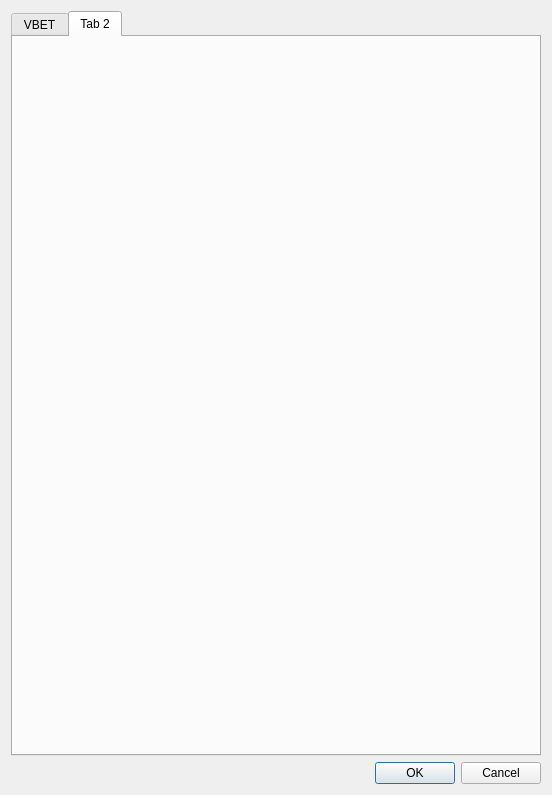
First picture: the form in project_builder_dialog_base.ui, repository Riverscapes/project-builder-qgis-plugin, before the edit.
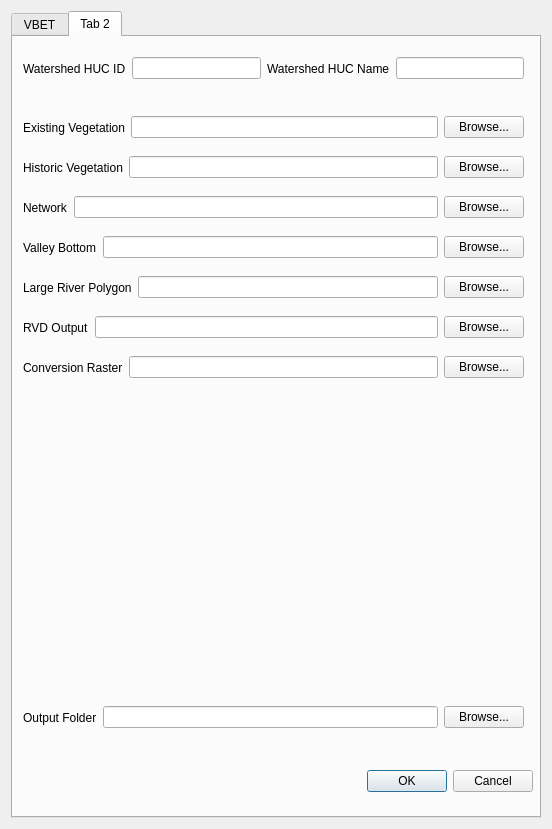
Second picture: the form after the edit. The open tabs and pages were chosen to show the change.

Commit message: working on RVD project builder

The edit to the form file:
```diff
--- a/project_builder_dialog_base.ui
+++ b/project_builder_dialog_base.ui
@@ -7,7 +7,7 @@
     <x>0</x>
     <y>0</y>
     <width>552</width>
-    <height>795</height>
+    <height>829</height>
    </rect>
   </property>
   <property name="windowTitle">
@@ -656,41 +656,575 @@
         </item>
        </layout>
       </widget>
-      <zorder>horizontalLayoutWidget_3</zorder>
-      <zorder>chkMoveFiles</zorder>
-      <zorder>horizontalLayoutWidget_4</zorder>
-      <zorder>horizontalLayoutWidget_5</zorder>
-      <zorder>horizontalLayoutWidget_2</zorder>
-      <zorder>horizontalLayoutWidget</zorder>
-      <zorder>horizontalLayoutWidget_6</zorder>
-      <zorder>horizontalLayoutWidget_7</zorder>
-      <zorder>horizontalLayoutWidget_8</zorder>
-      <zorder>labelUOut</zorder>
-      <zorder>horizontalLayoutWidget_9</zorder>
+      <widget class="QDialogButtonBox" name="btnBox">
+       <property name="geometry">
+        <rect>
+         <x>-10</x>
+         <y>720</y>
+         <width>530</width>
+         <height>28</height>
+        </rect>
+       </property>
+       <property name="sizePolicy">
+        <sizepolicy hsizetype="Expanding" vsizetype="Fixed">
+         <horstretch>0</horstretch>
+         <verstretch>0</verstretch>
+        </sizepolicy>
+       </property>
+       <property name="orientation">
+        <enum>Qt::Horizontal</enum>
+       </property>
+       <property name="standardButtons">
+        <set>QDialogButtonBox::Cancel|QDialogButtonBox::Ok</set>
+       </property>
+      </widget>
      </widget>
      <widget class="QWidget" name="tabTool2">
       <attribute name="title">
        <string>Tab 2</string>
       </attribute>
+      <widget class="QWidget" name="horizontalLayoutWidget_10">
+       <property name="geometry">
+        <rect>
+         <x>10</x>
+         <y>10</y>
+         <width>501</width>
+         <height>43</height>
+        </rect>
+       </property>
+       <layout class="QHBoxLayout" name="horizontalLayout_11">
+        <item>
+         <widget class="QLabel" name="labelHUCID_2">
+          <property name="text">
+           <string>Watershed HUC ID</string>
+          </property>
+         </widget>
+        </item>
+        <item>
+         <widget class="QLineEdit" name="txtHUCID_2"/>
+        </item>
+        <item>
+         <widget class="QLabel" name="labelHUCName_2">
+          <property name="text">
+           <string>Watershed HUC Name</string>
+          </property>
+         </widget>
+        </item>
+        <item>
+         <widget class="QLineEdit" name="txtHUCName_2"/>
+        </item>
+       </layout>
+      </widget>
+      <widget class="QWidget" name="horizontalLayoutWidget_11">
+       <property name="geometry">
+        <rect>
+         <x>10</x>
+         <y>70</y>
+         <width>501</width>
+         <height>41</height>
+        </rect>
+       </property>
+       <layout class="QHBoxLayout" name="horizontalLayout_6">
+        <item>
+         <widget class="QLabel" name="labelExVeg">
+          <property name="minimumSize">
+           <size>
+            <width>0</width>
+            <height>0</height>
+           </size>
+          </property>
+          <property name="text">
+           <string>Existing Vegetation</string>
+          </property>
+         </widget>
+        </item>
+        <item>
+         <widget class="QLineEdit" name="txtExVeg">
+          <property name="sizePolicy">
+           <sizepolicy hsizetype="Expanding" vsizetype="Fixed">
+            <horstretch>0</horstretch>
+            <verstretch>0</verstretch>
+           </sizepolicy>
+          </property>
+          <property name="minimumSize">
+           <size>
+            <width>0</width>
+            <height>0</height>
+           </size>
+          </property>
+          <property name="baseSize">
+           <size>
+            <width>0</width>
+            <height>0</height>
+           </size>
+          </property>
+         </widget>
+        </item>
+        <item>
+         <widget class="QPushButton" name="btnBrowseExVeg">
+          <property name="minimumSize">
+           <size>
+            <width>0</width>
+            <height>0</height>
+           </size>
+          </property>
+          <property name="text">
+           <string>Browse...</string>
+          </property>
+         </widget>
+        </item>
+       </layout>
+      </widget>
+      <widget class="QWidget" name="horizontalLayoutWidget_12">
+       <property name="geometry">
+        <rect>
+         <x>10</x>
+         <y>110</y>
+         <width>501</width>
+         <height>41</height>
+        </rect>
+       </property>
+       <layout class="QHBoxLayout" name="horizontalLayout_12">
+        <item>
+         <widget class="QLabel" name="labelHistVeg">
+          <property name="minimumSize">
+           <size>
+            <width>0</width>
+            <height>0</height>
+           </size>
+          </property>
+          <property name="text">
+           <string>Historic Vegetation</string>
+          </property>
+         </widget>
+        </item>
+        <item>
+         <widget class="QLineEdit" name="txtHistVeg">
+          <property name="sizePolicy">
+           <sizepolicy hsizetype="Expanding" vsizetype="Fixed">
+            <horstretch>0</horstretch>
+            <verstretch>0</verstretch>
+           </sizepolicy>
+          </property>
+          <property name="minimumSize">
+           <size>
+            <width>0</width>
+            <height>0</height>
+           </size>
+          </property>
+          <property name="baseSize">
+           <size>
+            <width>0</width>
+            <height>0</height>
+           </size>
+          </property>
+         </widget>
+        </item>
+        <item>
+         <widget class="QPushButton" name="btnBrowseHistVeg">
+          <property name="minimumSize">
+           <size>
+            <width>0</width>
+            <height>0</height>
+           </size>
+          </property>
+          <property name="text">
+           <string>Browse...</string>
+          </property>
+         </widget>
+        </item>
+       </layout>
+      </widget>
+      <widget class="QWidget" name="horizontalLayoutWidget_13">
+       <property name="geometry">
+        <rect>
+         <x>10</x>
+         <y>150</y>
+         <width>501</width>
+         <height>41</height>
+        </rect>
+       </property>
+       <layout class="QHBoxLayout" name="horizontalLayout_13">
+        <item>
+         <widget class="QLabel" name="labelNetwork2">
+          <property name="minimumSize">
+           <size>
+            <width>0</width>
+            <height>0</height>
+           </size>
+          </property>
+          <property name="text">
+           <string>Network</string>
+          </property>
+         </widget>
+        </item>
+        <item>
+         <widget class="QLineEdit" name="txtNetwork2">
+          <property name="sizePolicy">
+           <sizepolicy hsizetype="Expanding" vsizetype="Fixed">
+            <horstretch>0</horstretch>
+            <verstretch>0</verstretch>
+           </sizepolicy>
+          </property>
+          <property name="minimumSize">
+           <size>
+            <width>0</width>
+            <height>0</height>
+           </size>
+          </property>
+          <property name="baseSize">
+           <size>
+            <width>0</width>
+            <height>0</height>
+           </size>
+          </property>
+         </widget>
+        </item>
+        <item>
+         <widget class="QPushButton" name="btnBrowseNetwork2">
+          <property name="minimumSize">
+           <size>
+            <width>0</width>
+            <height>0</height>
+           </size>
+          </property>
+          <property name="text">
+           <string>Browse...</string>
+          </property>
+         </widget>
+        </item>
+       </layout>
+      </widget>
+      <widget class="QWidget" name="horizontalLayoutWidget_14">
+       <property name="geometry">
+        <rect>
+         <x>10</x>
+         <y>190</y>
+         <width>501</width>
+         <height>41</height>
+        </rect>
+       </property>
+       <layout class="QHBoxLayout" name="horizontalLayout_14">
+        <item>
+         <widget class="QLabel" name="labelValley">
+          <property name="minimumSize">
+           <size>
+            <width>0</width>
+            <height>0</height>
+           </size>
+          </property>
+          <property name="text">
+           <string>Valley Bottom</string>
+          </property>
+         </widget>
+        </item>
+        <item>
+         <widget class="QLineEdit" name="txtValley">
+          <property name="sizePolicy">
+           <sizepolicy hsizetype="Expanding" vsizetype="Fixed">
+            <horstretch>0</horstretch>
+            <verstretch>0</verstretch>
+           </sizepolicy>
+          </property>
+          <property name="minimumSize">
+           <size>
+            <width>0</width>
+            <height>0</height>
+           </size>
+          </property>
+          <property name="baseSize">
+           <size>
+            <width>0</width>
+            <height>0</height>
+           </size>
+          </property>
+         </widget>
+        </item>
+        <item>
+         <widget class="QPushButton" name="btnBrowseValley">
+          <property name="minimumSize">
+           <size>
+            <width>0</width>
+            <height>0</height>
+           </size>
+          </property>
+          <property name="text">
+           <string>Browse...</string>
+          </property>
+         </widget>
+        </item>
+       </layout>
+      </widget>
+      <widget class="QWidget" name="horizontalLayoutWidget_15">
+       <property name="geometry">
+        <rect>
+         <x>10</x>
+         <y>230</y>
+         <width>501</width>
+         <height>41</height>
+        </rect>
+       </property>
+       <layout class="QHBoxLayout" name="horizontalLayout_15">
+        <item>
+         <widget class="QLabel" name="labelLRP">
+          <property name="minimumSize">
+           <size>
+            <width>0</width>
+            <height>0</height>
+           </size>
+          </property>
+          <property name="text">
+           <string>Large River Polygon</string>
+          </property>
+         </widget>
+        </item>
+        <item>
+         <widget class="QLineEdit" name="txtLRP">
+          <property name="sizePolicy">
+           <sizepolicy hsizetype="Expanding" vsizetype="Fixed">
+            <horstretch>0</horstretch>
+            <verstretch>0</verstretch>
+           </sizepolicy>
+          </property>
+          <property name="minimumSize">
+           <size>
+            <width>0</width>
+            <height>0</height>
+           </size>
+          </property>
+          <property name="baseSize">
+           <size>
+            <width>0</width>
+            <height>0</height>
+           </size>
+          </property>
+         </widget>
+        </item>
+        <item>
+         <widget class="QPushButton" name="btnBrowseLRP">
+          <property name="minimumSize">
+           <size>
+            <width>0</width>
+            <height>0</height>
+           </size>
+          </property>
+          <property name="text">
+           <string>Browse...</string>
+          </property>
+         </widget>
+        </item>
+       </layout>
+      </widget>
+      <widget class="QWidget" name="horizontalLayoutWidget_16">
+       <property name="geometry">
+        <rect>
+         <x>10</x>
+         <y>660</y>
+         <width>501</width>
+         <height>41</height>
+        </rect>
+       </property>
+       <layout class="QHBoxLayout" name="horizontalLayout_16">
+        <item>
+         <widget class="QLabel" name="labelOutputFolder_2">
+          <property name="minimumSize">
+           <size>
+            <width>0</width>
+            <height>0</height>
+           </size>
+          </property>
+          <property name="text">
+           <string>Output Folder</string>
+          </property>
+         </widget>
+        </item>
+        <item>
+         <widget class="QLineEdit" name="txtOutputFolder_2">
+          <property name="minimumSize">
+           <size>
+            <width>0</width>
+            <height>0</height>
+           </size>
+          </property>
+          <property name="baseSize">
+           <size>
+            <width>0</width>
+            <height>0</height>
+           </size>
+          </property>
+         </widget>
+        </item>
+        <item>
+         <widget class="QPushButton" name="btnBrowseOutputFolder_2">
+          <property name="minimumSize">
+           <size>
+            <width>0</width>
+            <height>0</height>
+           </size>
+          </property>
+          <property name="text">
+           <string>Browse...</string>
+          </property>
+         </widget>
+        </item>
+       </layout>
+      </widget>
+      <widget class="QDialogButtonBox" name="btnBox_2">
+       <property name="geometry">
+        <rect>
+         <x>-10</x>
+         <y>730</y>
+         <width>530</width>
+         <height>28</height>
+        </rect>
+       </property>
+       <property name="sizePolicy">
+        <sizepolicy hsizetype="Expanding" vsizetype="Fixed">
+         <horstretch>0</horstretch>
+         <verstretch>0</verstretch>
+        </sizepolicy>
+       </property>
+       <property name="orientation">
+        <enum>Qt::Horizontal</enum>
+       </property>
+       <property name="standardButtons">
+        <set>QDialogButtonBox::Cancel|QDialogButtonBox::Ok</set>
+       </property>
+      </widget>
+      <widget class="QWidget" name="horizontalLayoutWidget_17">
+       <property name="geometry">
+        <rect>
+         <x>10</x>
+         <y>270</y>
+         <width>501</width>
+         <height>41</height>
+        </rect>
+       </property>
+       <layout class="QHBoxLayout" name="horizontalLayout_17">
+        <item>
+         <widget class="QLabel" name="labelRVD">
+          <property name="minimumSize">
+           <size>
+            <width>0</width>
+            <height>0</height>
+           </size>
+          </property>
+          <property name="text">
+           <string>RVD Output</string>
+          </property>
+         </widget>
+        </item>
+        <item>
+         <widget class="QLineEdit" name="txtRVD">
+          <property name="sizePolicy">
+           <sizepolicy hsizetype="Expanding" vsizetype="Fixed">
+            <horstretch>0</horstretch>
+            <verstretch>0</verstretch>
+           </sizepolicy>
+          </property>
+          <property name="minimumSize">
+           <size>
+            <width>0</width>
+            <height>0</height>
+           </size>
+          </property>
+          <property name="baseSize">
+           <size>
+            <width>0</width>
+            <height>0</height>
+           </size>
+          </property>
+         </widget>
+        </item>
+        <item>
+         <widget class="QPushButton" name="btnBrowseRVD">
+          <property name="minimumSize">
+           <size>
+            <width>0</width>
+            <height>0</height>
+           </size>
+          </property>
+          <property name="text">
+           <string>Browse...</string>
+          </property>
+         </widget>
+        </item>
+       </layout>
+      </widget>
+      <widget class="QWidget" name="horizontalLayoutWidget_18">
+       <property name="geometry">
+        <rect>
+         <x>10</x>
+         <y>310</y>
+         <width>501</width>
+         <height>41</height>
+        </rect>
+       </property>
+       <layout class="QHBoxLayout" name="horizontalLayout_18">
+        <item>
+         <widget class="QLabel" name="labelConversion">
+          <property name="minimumSize">
+           <size>
+            <width>0</width>
+            <height>0</height>
+           </size>
+          </property>
+          <property name="text">
+           <string>Conversion Raster</string>
+          </property>
+         </widget>
+        </item>
+        <item>
+         <widget class="QLineEdit" name="txtConversion">
+          <property name="sizePolicy">
+           <sizepolicy hsizetype="Expanding" vsizetype="Fixed">
+            <horstretch>0</horstretch>
+            <verstretch>0</verstretch>
+           </sizepolicy>
+          </property>
+          <property name="minimumSize">
+           <size>
+            <width>0</width>
+            <height>0</height>
+           </size>
+          </property>
+          <property name="baseSize">
+           <size>
+            <width>0</width>
+            <height>0</height>
+           </size>
+          </property>
+         </widget>
+        </item>
+        <item>
+         <widget class="QPushButton" name="btnBrowseConversion">
+          <property name="minimumSize">
+           <size>
+            <width>0</width>
+            <height>0</height>
+           </size>
+          </property>
+          <property name="text">
+           <string>Browse...</string>
+          </property>
+         </widget>
+        </item>
+       </layout>
+      </widget>
+      <zorder>horizontalLayoutWidget_10</zorder>
+      <zorder>horizontalLayoutWidget_11</zorder>
+      <zorder>horizontalLayoutWidget_12</zorder>
+      <zorder>horizontalLayoutWidget_13</zorder>
+      <zorder>horizontalLayoutWidget_14</zorder>
+      <zorder>horizontalLayoutWidget_15</zorder>
+      <zorder>horizontalLayoutWidget_16</zorder>
+      <zorder>btnBox_2</zorder>
+      <zorder>horizontalLayoutWidget_17</zorder>
+      <zorder>horizontalLayoutWidget_18</zorder>
+      <zorder>labelLRP</zorder>
      </widget>
     </widget>
    </item>
-   <item>
-    <widget class="QDialogButtonBox" name="btnBox">
-     <property name="sizePolicy">
-      <sizepolicy hsizetype="Expanding" vsizetype="Fixed">
-       <horstretch>0</horstretch>
-       <verstretch>0</verstretch>
-      </sizepolicy>
-     </property>
-     <property name="orientation">
-      <enum>Qt::Horizontal</enum>
-     </property>
-     <property name="standardButtons">
-      <set>QDialogButtonBox::Cancel|QDialogButtonBox::Ok</set>
-     </property>
-    </widget>
-   </item>
   </layout>
  </widget>
  <tabstops>
```
Left out of the diff: 4 changed lines with no effect on the pictures. The commit also changes 17 other files.
